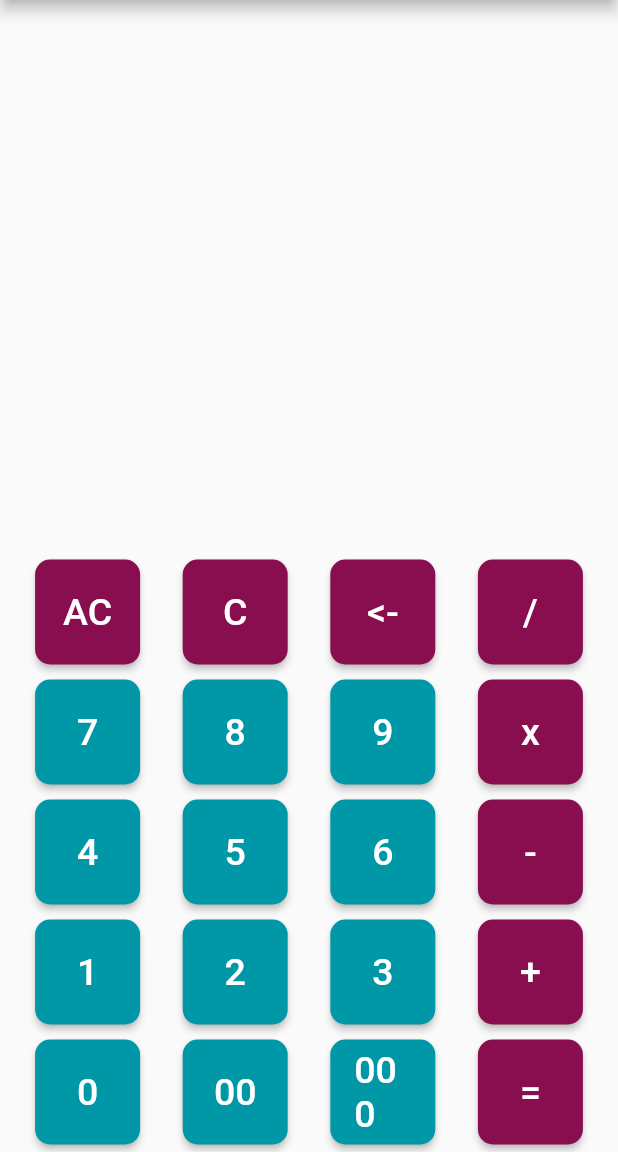
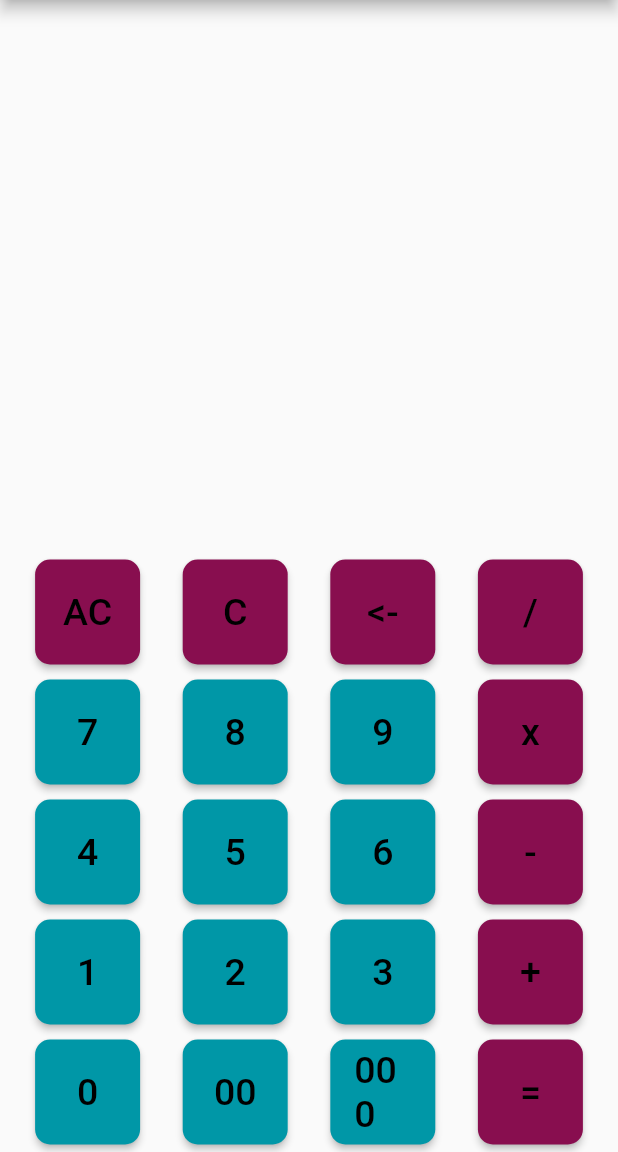
Before and after one commit to Rucha1060/flutter_task2, a Flutter app: the screen it shows after launch, on a phone screen of 412 x 824 dp, the part 84-1236 px from its top. Run offline on Flutter 3.47's test engine with Material 2 defaults, Android fonts, the phone set to English and light mode, and no system bars.

```diff
--- a/lib/calculator_btn.dart
+++ b/lib/calculator_btn.dart
@@ -23,7 +23,7 @@ class CalcButton extends StatelessWidget {
                 style: TextStyle(fontSize: 25),
               ),
               color: Color(fillColor),
-              textColor: Colors.white)),
+              textColor: Colors.black)),
     );
   }
 }
```
Also changed, not shown: 1 other file.
